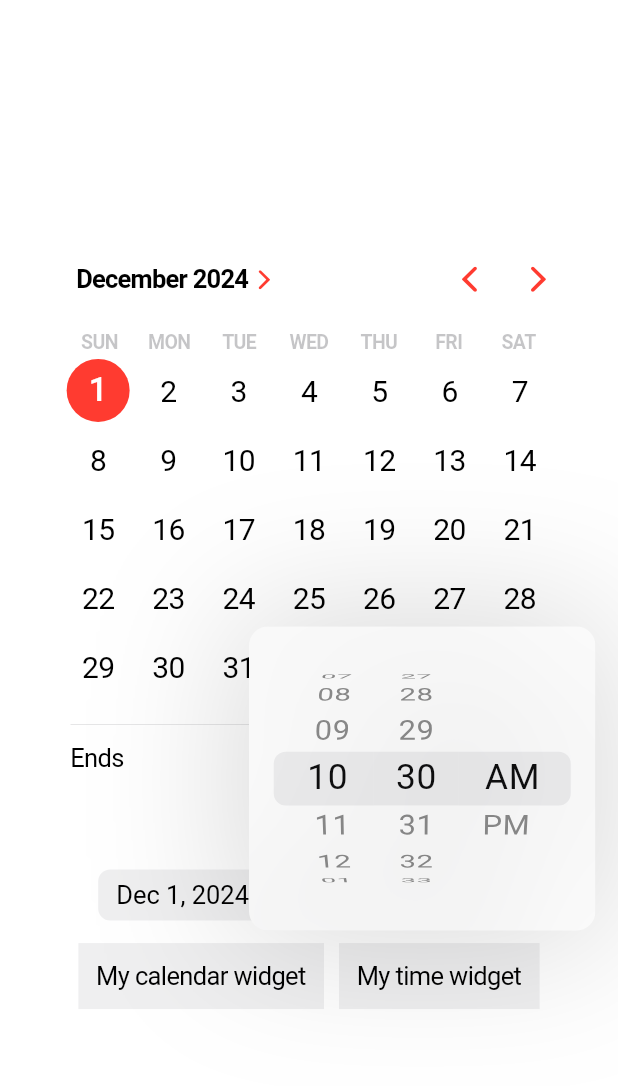
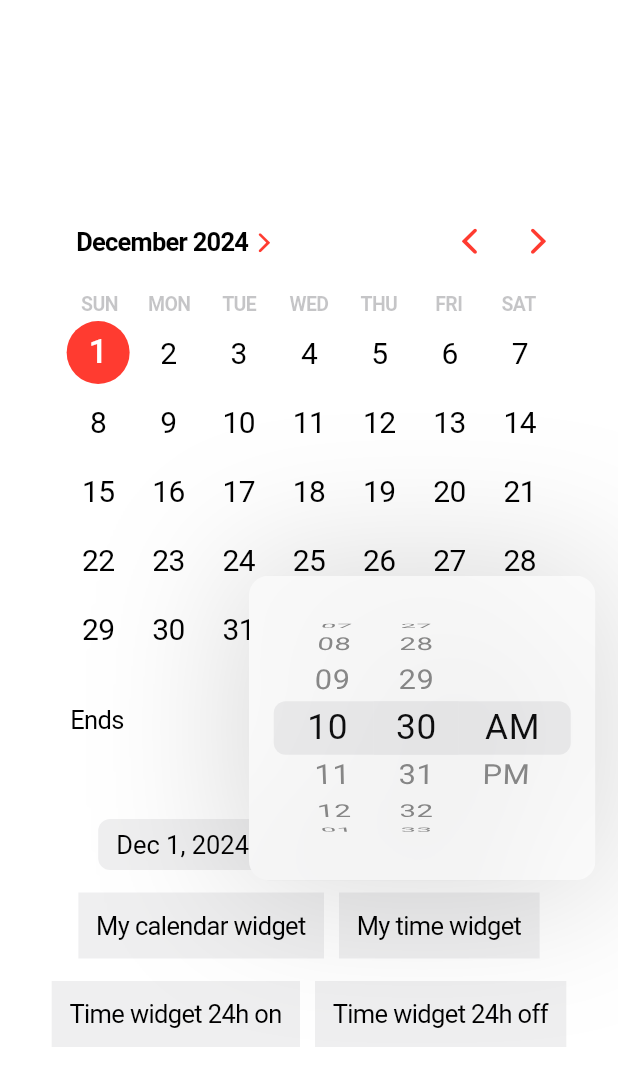
Before and after one commit to philip-soft/cupertino_calendar_picker, a Flutter app: the screen it shows after launch, after a tap on "My time widget", on a phone screen of 412 x 824 dp. Shown: the top 1086 px of the screen. Run offline on Flutter 3.47's test engine with Material 3 defaults, Android fonts, the phone set to English and light mode, and no system bars.

Commit message:
Added option to force use24hFormat to showCupertinoTimePicker
This is so that the time picker can double as a duration style picker (up to 23:59).

```diff
--- a/example/lib/main.dart
+++ b/example/lib/main.dart
@@ -48,7 +48,7 @@ class _ExampleAppState extends State<ExampleApp> {
   }
 
   /// The context comes from the `Builder` above the widget tree.
-  Future<TimeOfDay?> onTimeWidgetTap(BuildContext context) async {
+  Future<TimeOfDay?> onTimeWidgetTap(BuildContext context, [bool? use24hFormat]) async {
     final RenderBox? renderBox = context.findRenderObject() as RenderBox?;
 
     return showCupertinoTimePicker(
@@ -56,6 +56,7 @@ class _ExampleAppState extends State<ExampleApp> {
       widgetRenderBox: renderBox,
       initialTime: _selectedTime,
       onTimeChanged: _onTimeChanged,
+      use24hFormat: use24hFormat,
     );
   }
 
@@ -136,6 +137,25 @@ class _ExampleAppState extends State<ExampleApp> {
                 ),
               ],
             ),
+            const SizedBox(height: 15),
+            Row(
+              mainAxisAlignment: MainAxisAlignment.center,
+              children: [
+                _MyWidget(
+                  /// Passing exactly this `BuildContext` is mandatory to get
+                  /// the `RenderBox` of the appropriate widget.
+                  onTap: (context) => onTimeWidgetTap(context, true),
+                  title: 'Time widget 24h on',
+                ),
+                const SizedBox(width: 10),
+                _MyWidget(
+                  /// Passing exactly this `BuildContext` is mandatory to get
+                  /// the `RenderBox` of the appropriate widget.
+                  onTap: (context) => onTimeWidgetTap(context, false),
+                  title: 'Time widget 24h off',
+                )
+              ],
+            ),
             const Spacer(flex: 3),
           ],
         ),
--- a/lib/src/functions.dart
+++ b/lib/src/functions.dart
@@ -248,6 +248,12 @@ Future<DateTime?> showCupertinoCalendarPicker(
 ///   The interval of minutes that the time picker should allow.
 ///   The default value is 1 minute, meaning the user can select any minute of the hour.
 ///
+/// - [use24hFormat]:
+///   For 24h format being used or not, results in AM/PM being shown or hidden in the widget.
+///   Setting to true or false will force 24h format to be on or off.
+///   Can be used as a type of duration picker (limited to 23 hours) when set to true.
+///   The default value is null, which calls [MediaQuery.alwaysUse24HourFormatOf].
+///
 /// ## Returns:
 ///
 /// A [Future] that resolves to the selected [TimeOfDay] if a time was chosen, or `null`
@@ -266,6 +272,7 @@ Future<TimeOfDay?> showCupertinoTimePicker(
   Color barrierColor = Colors.transparent,
   PickerContainerDecoration? containerDecoration,
   int minuteInterval = 1,
+  bool? use24hFormat,
 }) {
   return showGeneralDialog<TimeOfDay?>(
     context: context,
@@ -297,6 +304,7 @@ Future<TimeOfDay?> showCupertinoTimePicker(
         containerDecoration: containerDecoration,
         onTimeChanged: onTimeChanged,
         minuteInterval: minuteInterval,
+        use24hFormat: use24hFormat
       );
     },
   );
--- a/lib/src/time/cupertino_time_picker.dart
+++ b/lib/src/time/cupertino_time_picker.dart
@@ -12,6 +12,7 @@ class CupertinoTimePicker extends StatelessWidget {
     required this.maximumTime,
     required this.onTimeChanged,
     required this.minuteInterval,
+    this.use24hFormat,
     super.key,
   });
 
@@ -20,6 +21,7 @@ class CupertinoTimePicker extends StatelessWidget {
   final TimeOfDay maximumTime;
   final ValueChanged<DateTime> onTimeChanged;
   final int minuteInterval;
+  final bool? use24hFormat;
 
   @override
   Widget build(BuildContext context) {
@@ -34,6 +36,7 @@ class CupertinoTimePicker extends StatelessWidget {
             maximumDateTime: maximumTime.toNowDateTime(),
             onTimeChanged: onTimeChanged,
             minuteInterval: minuteInterval,
+            use24hFormat: use24hFormat,
           ),
         ),
       ),
--- a/lib/src/time/cupertino_time_picker_wheel.dart
+++ b/lib/src/time/cupertino_time_picker_wheel.dart
@@ -12,6 +12,7 @@ class CupertinoTimePickerWheel extends StatelessWidget {
     required this.maximumDateTime,
     required this.onTimeChanged,
     required this.minuteInterval,
+    this.use24hFormat,
     this.pickerKey,
     super.key,
   });
@@ -22,6 +23,7 @@ class CupertinoTimePickerWheel extends StatelessWidget {
   final DateTime maximumDateTime;
   final ValueChanged<DateTime> onTimeChanged;
   final int minuteInterval;
+  final bool? use24hFormat;
 
   @override
   Widget build(BuildContext context) {
@@ -32,7 +34,7 @@ class CupertinoTimePickerWheel extends StatelessWidget {
       minimumDate: minimumDateTime,
       maximumDate: maximumDateTime,
       onDateTimeChanged: onTimeChanged,
-      use24hFormat: MediaQuery.alwaysUse24HourFormatOf(context),
+      use24hFormat: use24hFormat ?? MediaQuery.alwaysUse24HourFormatOf(context),
       minuteInterval: minuteInterval,
     );
   }
--- a/lib/src/time/overlay/cupertino_time_overlay.dart
+++ b/lib/src/time/overlay/cupertino_time_overlay.dart
@@ -12,6 +12,7 @@ class CupertinoTimeOverlay extends StatefulWidget {
     required this.verticalSpacing,
     required this.offset,
     required this.minuteInterval,
+    this.use24hFormat,
     TimeOfDay? initialTime,
     TimeOfDay? minimumTime,
     TimeOfDay? maximumTime,
@@ -45,6 +46,7 @@ class CupertinoTimeOverlay extends StatefulWidget {
   final PickerContainerDecoration? containerDecoration;
   final ValueChanged<TimeOfDay>? onTimeChanged;
   final int minuteInterval;
+  final bool? use24hFormat;
 
   @override
   State<CupertinoTimeOverlay> createState() => _CupertinoTimeOverlayState();
@@ -89,6 +91,7 @@ class _CupertinoTimeOverlayState extends State<CupertinoTimeOverlay> {
         maximumTime: widget.maximumTime,
         onTimeChanged: _onDateTimeChanged,
         minuteInterval: widget.minuteInterval,
+        use24hFormat: widget.use24hFormat,
       ),
     );
   }
```
